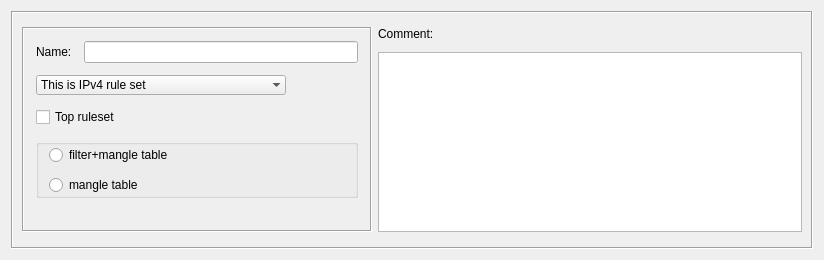
Old version of the form src/libgui/rulesetdialog_q.ui in the repository fwbuilder/fwbuilder.
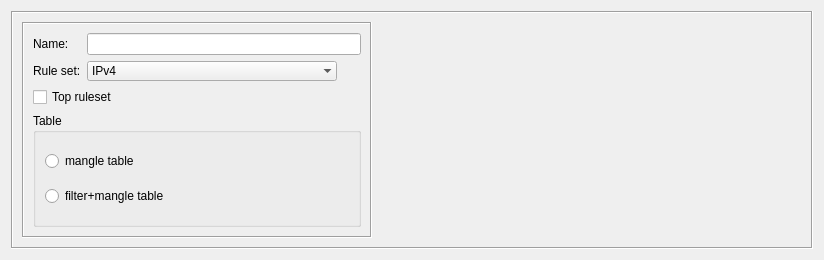
New version of the form. Custom widgets are drawn as their Qt base class.

Commit message:
Manually merged keyword management/filtering code from fortress. All dialogs modified to include custom keyword/comment widget.
Also added first cut at 'dynamic group' implementation.

Diff of the .ui file:
```diff
--- a/src/libgui/rulesetdialog_q.ui
+++ b/src/libgui/rulesetdialog_q.ui
@@ -30,11 +30,11 @@
      <property name="frameShadow" >
       <enum>QFrame::Sunken</enum>
      </property>
-     <layout class="QGridLayout" name="gridLayout_4" >
-      <item rowspan="2" row="0" column="0" >
-       <widget class="QFrame" name="frame27" >
-        <property name="sizePolicy" >
-         <sizepolicy vsizetype="Preferred" hsizetype="Fixed" >
+     <layout class="QHBoxLayout" name="horizontalLayout">
+      <item>
+       <widget class="QFrame" name="frame27">
+        <property name="sizePolicy">
+         <sizepolicy hsizetype="Fixed" vsizetype="Preferred">
           <horstretch>0</horstretch>
           <verstretch>0</verstretch>
          </sizepolicy>
@@ -57,19 +57,10 @@
         <property name="frameShadow" >
          <enum>QFrame::Sunken</enum>
         </property>
-        <layout class="QGridLayout" name="gridLayout" >
-         <property name="sizeConstraint" >
-          <enum>QLayout::SetDefaultConstraint</enum>
-         </property>
-         <property name="margin" >
-          <number>12</number>
-         </property>
-         <property name="spacing" >
-          <number>12</number>
-         </property>
-         <item row="0" column="0" >
-          <widget class="QLabel" name="textLabel1" >
-           <property name="text" >
+        <layout class="QFormLayout" name="formLayout">
+         <item row="0" column="0">
+          <widget class="QLabel" name="textLabel1">
+           <property name="text">
             <string>Name:</string>
            </property>
            <property name="wordWrap" >
@@ -77,10 +68,10 @@
            </property>
           </widget>
          </item>
-         <item row="0" column="1" >
-          <widget class="QLineEdit" name="obj_name" >
-           <property name="sizePolicy" >
-            <sizepolicy vsizetype="Fixed" hsizetype="Preferred" >
+         <item row="0" column="1">
+          <widget class="QLineEdit" name="obj_name">
+           <property name="sizePolicy">
+            <sizepolicy hsizetype="Preferred" vsizetype="Fixed">
              <horstretch>1</horstretch>
              <verstretch>0</verstretch>
             </sizepolicy>
@@ -99,9 +90,16 @@
            </property>
           </widget>
          </item>
-         <item row="1" column="0" colspan="2" >
-          <widget class="QComboBox" name="ipv4_6_rule_set" >
-           <property name="minimumSize" >
+         <item row="1" column="0">
+          <widget class="QLabel" name="label">
+           <property name="text">
+            <string>Rule set:</string>
+           </property>
+          </widget>
+         </item>
+         <item row="1" column="1">
+          <widget class="QComboBox" name="ipv4_6_rule_set">
+           <property name="minimumSize">
             <size>
              <width>0</width>
              <height>0</height>
@@ -117,8 +115,8 @@
             <bool>false</bool>
            </property>
            <item>
-            <property name="text" >
-             <string>This is IPv4 rule set</string>
+            <property name="text">
+             <string>IPv4</string>
             </property>
            </item>
            <item>
@@ -133,24 +131,27 @@
            </item>
           </widget>
          </item>
-         <item row="2" column="0" colspan="2" >
-          <widget class="QCheckBox" name="top_rule_set" >
-           <property name="text" >
+         <item row="2" column="0" colspan="2">
+          <widget class="QCheckBox" name="top_rule_set">
+           <property name="text">
             <string>Top ruleset</string>
            </property>
           </widget>
          </item>
-         <item row="3" column="0" colspan="2" >
-          <widget class="QGroupBox" name="iptables_only" >
-           <property name="sizePolicy" >
-            <sizepolicy vsizetype="MinimumExpanding" hsizetype="Preferred" >
+         <item row="3" column="0" colspan="2">
+          <widget class="QGroupBox" name="iptables_only">
+           <property name="enabled">
+            <bool>true</bool>
+           </property>
+           <property name="sizePolicy">
+            <sizepolicy hsizetype="Preferred" vsizetype="MinimumExpanding">
              <horstretch>0</horstretch>
              <verstretch>0</verstretch>
             </sizepolicy>
            </property>
-           <property name="minimumSize" >
+           <property name="minimumSize">
             <size>
-             <width>200</width>
+             <width>0</width>
              <height>0</height>
             </size>
            </property>
@@ -163,102 +164,49 @@
            <property name="layoutDirection" >
             <enum>Qt::LeftToRight</enum>
            </property>
-           <property name="title" >
-            <string/>
+           <property name="autoFillBackground">
+            <bool>false</bool>
            </property>
-           <property name="alignment" >
+           <property name="title">
+            <string>Table</string>
+           </property>
+           <property name="alignment">
             <set>Qt::AlignLeading|Qt::AlignLeft|Qt::AlignTop</set>
            </property>
-           <property name="flat" >
-            <bool>true</bool>
+           <property name="flat">
+            <bool>false</bool>
            </property>
-           <layout class="QGridLayout" name="gridLayout_2" >
-            <property name="leftMargin" >
-             <number>10</number>
-            </property>
-            <property name="topMargin" >
-             <number>0</number>
-            </property>
-            <property name="rightMargin" >
-             <number>2</number>
-            </property>
-            <property name="bottomMargin" >
-             <number>0</number>
-            </property>
-            <property name="verticalSpacing" >
-             <number>10</number>
-            </property>
-            <item row="0" column="0" >
-             <widget class="QRadioButton" name="ipt_filter_table" >
-              <property name="text" >
-               <string>filter+mangle table</string>
-              </property>
-             </widget>
-            </item>
-            <item row="1" column="0" >
-             <widget class="QRadioButton" name="ipt_mangle_table" >
-              <property name="text" >
+           <property name="checkable">
+            <bool>false</bool>
+           </property>
+           <layout class="QVBoxLayout" name="verticalLayout">
+            <item>
+             <widget class="QRadioButton" name="ipt_mangle_table">
+              <property name="text">
                <string>mangle table</string>
               </property>
              </widget>
             </item>
+            <item>
+             <widget class="QRadioButton" name="ipt_filter_table">
+              <property name="text">
+               <string>filter+mangle table</string>
+              </property>
+             </widget>
+            </item>
            </layout>
           </widget>
          </item>
-         <item row="4" column="1" >
-          <spacer name="verticalSpacer" >
-           <property name="orientation" >
-            <enum>Qt::Vertical</enum>
-           </property>
-           <property name="sizeHint" stdset="0" >
-            <size>
-             <width>20</width>
-             <height>21</height>
-            </size>
-           </property>
-          </spacer>
-         </item>
         </layout>
        </widget>
       </item>
-      <item row="0" column="1" >
-       <widget class="QLabel" name="textLabel2" >
-        <property name="sizePolicy" >
-         <sizepolicy vsizetype="Fixed" hsizetype="Preferred" >
+      <item>
+       <widget class="CommentKeywords" name="commentKeywords" native="true">
+        <property name="sizePolicy">
+         <sizepolicy hsizetype="Expanding" vsizetype="Expanding">
           <horstretch>0</horstretch>
           <verstretch>0</verstretch>
          </sizepolicy>
-        </property>
-        <property name="text" >
-         <string>Comment:</string>
-        </property>
-        <property name="wordWrap" >
-         <bool>false</bool>
-        </property>
-       </widget>
-      </item>
-      <item row="1" column="1" >
-       <widget class="TextEditWidget" name="comment" >
-        <property name="sizePolicy" >
-         <sizepolicy vsizetype="Expanding" hsizetype="Expanding" >
-          <horstretch>0</horstretch>
-          <verstretch>100</verstretch>
-         </sizepolicy>
-        </property>
-        <property name="minimumSize" >
-         <size>
-          <width>200</width>
-          <height>0</height>
-         </size>
-        </property>
-        <property name="maximumSize" >
-         <size>
-          <width>16777215</width>
-          <height>180</height>
-         </size>
-        </property>
-        <property name="tabChangesFocus" >
-         <bool>true</bool>
         </property>
        </widget>
       </item>
@@ -269,14 +217,10 @@
  </widget>
  <customwidgets>
   <customwidget>
-   <class>TextEditWidget</class>
-   <extends>QTextEdit</extends>
-   <header>TextEditWidget.h</header>
-  </customwidget>
-  <customwidget>
-   <class>QLineEdit</class>
-   <extends>QLineEdit</extends>
-   <header>QLineEdit.h</header>
+   <class>CommentKeywords</class>
+   <extends>QWidget</extends>
+   <header>CommentKeywords.h</header>
+   <container>1</container>
   </customwidget>
  </customwidgets>
  <tabstops>
```
Left out of the diff: 160 changed lines with no effect on the pictures. The commit also changes 87 other files.
